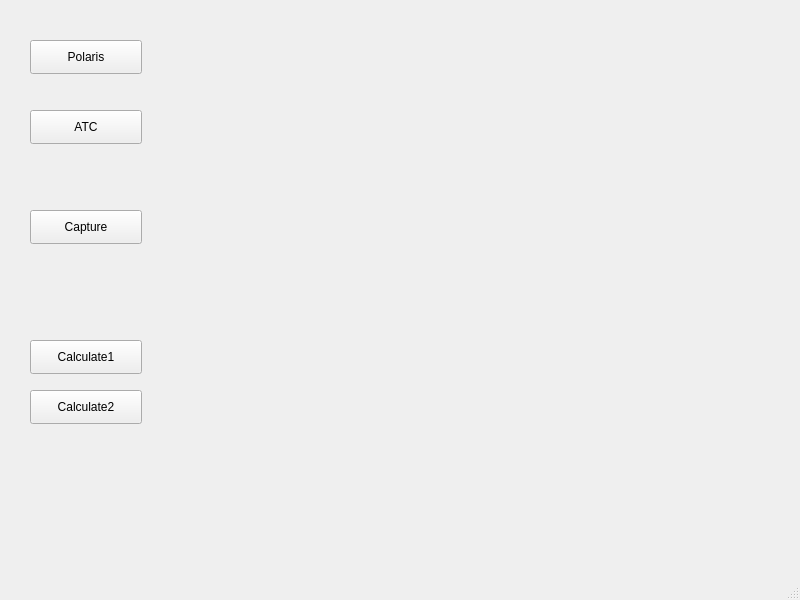
Qt form CalibrationWindow.ui (Beastmaster/Tracking3D_Example) before a commit.
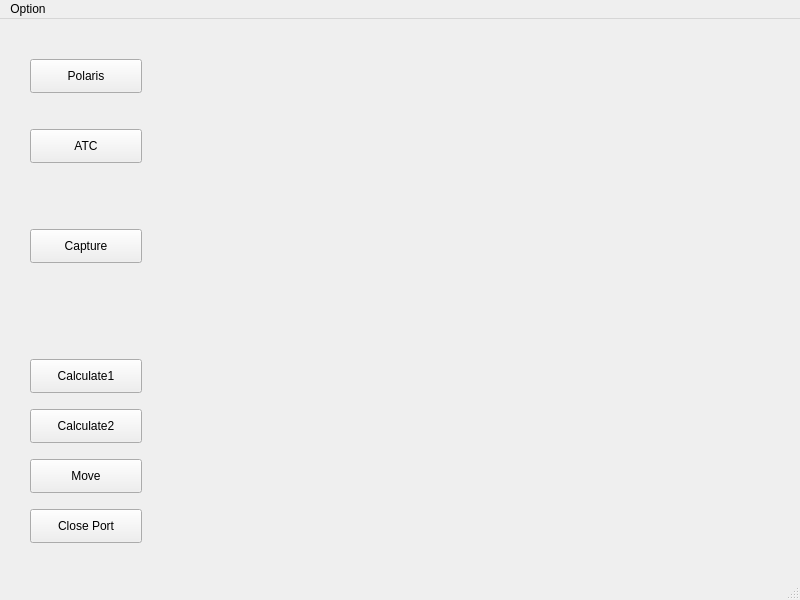
The same form after that commit. Custom widgets are drawn as their Qt base class.

Commit message: Add calibration matrix, tobe continued for registration marker process

```diff
--- a/CalibrationWindow.ui
+++ b/CalibrationWindow.ui
@@ -79,6 +79,42 @@
      <string>Calculate2</string>
     </property>
    </widget>
+   <widget class="QVTKWidget" name="view_Widget">
+    <property name="geometry">
+     <rect>
+      <x>190</x>
+      <y>20</y>
+      <width>571</width>
+      <height>501</height>
+     </rect>
+    </property>
+   </widget>
+   <widget class="QPushButton" name="move_Btn">
+    <property name="geometry">
+     <rect>
+      <x>30</x>
+      <y>440</y>
+      <width>112</width>
+      <height>34</height>
+     </rect>
+    </property>
+    <property name="text">
+     <string>Move</string>
+    </property>
+   </widget>
+   <widget class="QPushButton" name="close_Btn">
+    <property name="geometry">
+     <rect>
+      <x>30</x>
+      <y>490</y>
+      <width>112</width>
+      <height>34</height>
+     </rect>
+    </property>
+    <property name="text">
+     <string>Close Port</string>
+    </property>
+   </widget>
   </widget>
   <widget class="QMenuBar" name="menubar">
    <property name="geometry">
@@ -89,9 +125,24 @@
      <height>30</height>
     </rect>
    </property>
+   <widget class="QMenu" name="menuLoad_STL">
+    <property name="title">
+     <string>Option</string>
+    </property>
+    <addaction name="actionLoad_STL"/>
+    <addaction name="actionCreate_Default"/>
+   </widget>
+   <addaction name="menuLoad_STL"/>
   </widget>
   <widget class="QStatusBar" name="statusbar"/>
  </widget>
+ <customwidgets>
+  <customwidget>
+   <class>QVTKWidget</class>
+   <extends>QWidget</extends>
+   <header>QVTKWidget.h</header>
+  </customwidget>
+ </customwidgets>
  <resources/>
  <connections/>
 </ui>
```
Left out of the diff: 13 changed lines with no effect on the pictures. The commit also changes 12 other files.
